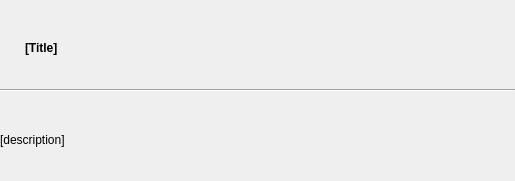
This is collector/ui/designer/topbar.ui in arielvb/collector as Qt 5 draws it before an edit. The edited form follows.
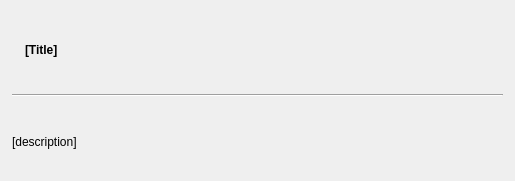
This is the edited form. Icons and pictures are not drawn.

Commit message: Improve ui look an fell

The edit to the form file:
```diff
--- a/collector/ui/designer/topbar.ui
+++ b/collector/ui/designer/topbar.ui
@@ -76,6 +76,17 @@
     </layout>
    </item>
    <item>
+    <layout class="QVBoxLayout" name="verticalLayout_2">
+     <property name="spacing">
+      <number>-1</number>
+     </property>
+     <property name="leftMargin">
+      <number>12</number>
+     </property>
+     <property name="rightMargin">
+      <number>12</number>
+     </property>
+     <item>
     <widget class="Line" name="line">
      <property name="orientation">
       <enum>Qt::Horizontal</enum>
@@ -97,6 +108,8 @@
       <bool>true</bool>
      </property>
     </widget>
+     </item>
+    </layout>
    </item>
   </layout>
  </widget>
```
Lines whose indentation alone changed are shown as unchanged. The commit also changes 3 other files.
